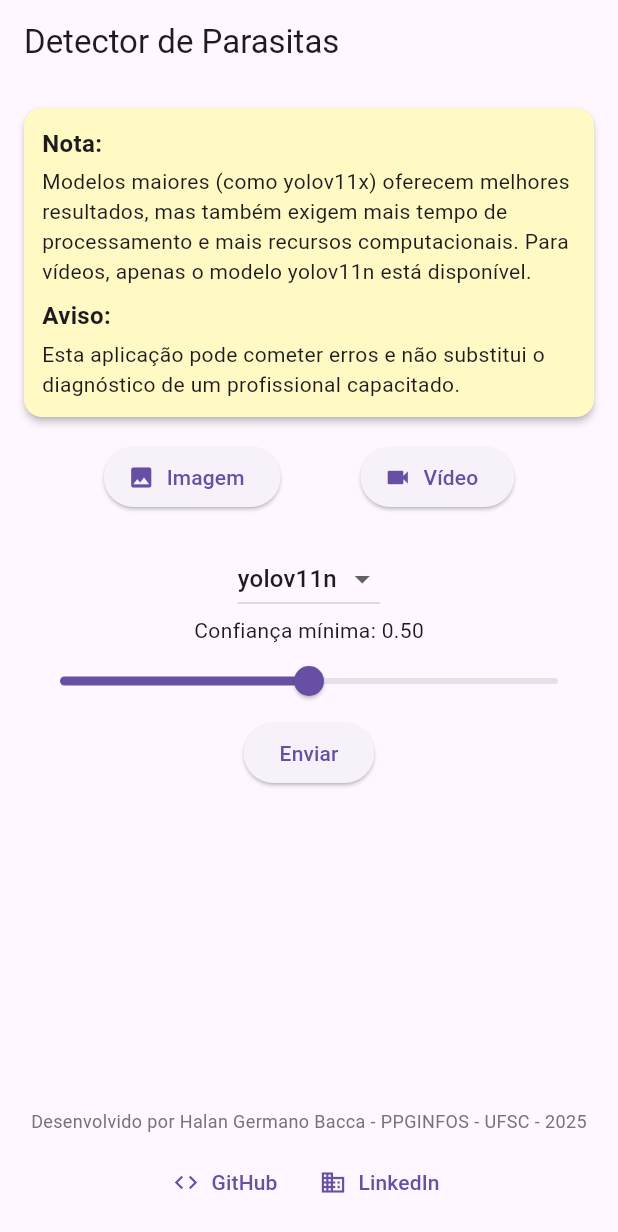
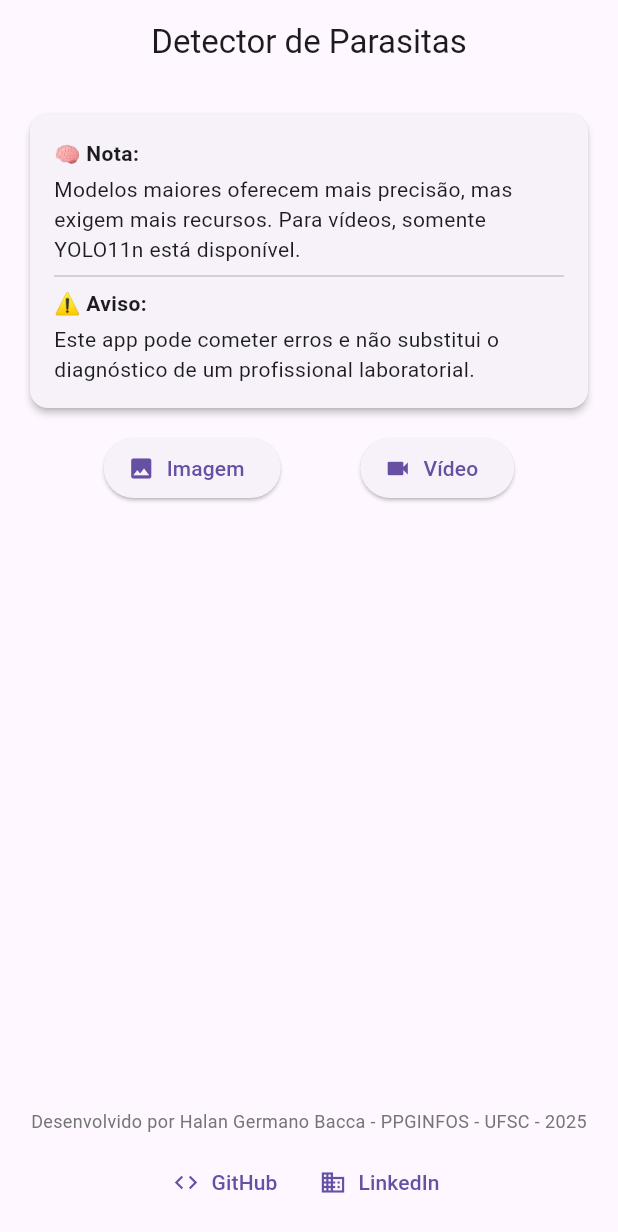
Before and after one commit to halangbacca/parasite-detector-mobile, a Flutter app: the screen it shows after launch, on a phone screen of 412 x 824 dp. Shown: the top 1232 px of the screen. Run offline on Flutter 3.47's test engine with Material 3 defaults, Android fonts, the phone set to English and light mode, and no system bars; our stand-ins replace dio, image_picker.

Commit message:
Melhoras na interface

```diff
--- a/lib/main.dart
+++ b/lib/main.dart
@@ -15,6 +15,9 @@ class MyApp extends StatelessWidget {
   Widget build(BuildContext context) {
     return MaterialApp(
       debugShowCheckedModeBanner: false,
+      theme: ThemeData.light(),
+      darkTheme: ThemeData.dark(),
+      themeMode: ThemeMode.system,
       home: SplashScreen(),
     );
   }
@@ -52,7 +55,8 @@ class _SplashScreenState extends State<SplashScreen> {
               style: TextStyle(
                 fontSize: 20,
                 color: Colors.white,
-                  fontWeight: FontWeight.bold),
+                fontWeight: FontWeight.bold,
+              ),
             ),
           ],
         ),
@@ -76,21 +80,18 @@ class _UploadScreenState extends State<UploadScreen> {
   Map<String, int> _detectionsCount = {};
   String? _csvUrl;
   String? _pdfUrl;
-  String _selectedModel = 'yolov11n';
+  String _selectedModel = 'YOLO11n';
   final List<String> _modelOptions = [
-    'yolov11n',
-    'yolov11s',
-    'yolov11m',
-    'yolov11l',
-    'yolov11x'
+    'YOLO11n',
+    'YOLO11s',
+    'YOLO11m',
+    'YOLO11l',
+    'YOLO11x'
   ];
   WebSocketChannel? _channel;
   final String backendIp = '192.168.1.101';
 
-  String fixUrl(String? url) {
-    if (url == null) return '';
-    return url.replaceAll("localhost", backendIp);
-  }
+  String fixUrl(String? url) => url?.replaceAll("localhost", backendIp) ?? '';
 
   Future<void> _pickMedia(bool isVideo) async {
     final picked = isVideo
@@ -100,7 +101,7 @@ class _UploadScreenState extends State<UploadScreen> {
       setState(() {
         _file = File(picked.path);
         _isVideo = isVideo;
-        _selectedModel = 'yolov11n';
+        _selectedModel = 'YOLO11n';
         _processedUrl = null;
         _detectionsCount.clear();
         _csvUrl = null;
@@ -169,7 +170,6 @@ class _UploadScreenState extends State<UploadScreen> {
     if (!await launchUrl(
       uri,
       mode: LaunchMode.inAppBrowserView,
-      webViewConfiguration: const WebViewConfiguration(enableJavaScript: true),
     )) {
       ScaffoldMessenger.of(context).showSnackBar(
         SnackBar(content: Text('Não foi possível abrir o link: $url')),
@@ -186,43 +186,68 @@ class _UploadScreenState extends State<UploadScreen> {
   @override
   Widget build(BuildContext context) {
     return Scaffold(
-      appBar: AppBar(title: Text('Detector de Parasitas')),
+      appBar: AppBar(title: Text('Detector de Parasitas'), centerTitle: true),
       body: SingleChildScrollView(
-        padding: const EdgeInsets.all(16.0),
+        padding: const EdgeInsets.all(16),
         child: Column(
-          crossAxisAlignment: CrossAxisAlignment.center,
           children: [
-            Card(
-              color: Colors.yellow[100],
-              elevation: 2,
-              margin: EdgeInsets.only(bottom: 16),
-              child: Padding(
-                padding: const EdgeInsets.all(12.0),
-                child: Column(
-                  crossAxisAlignment: CrossAxisAlignment.start,
-                  children: [
-                    Text('Nota:',
-                        style: TextStyle(
-                            fontWeight: FontWeight.bold, fontSize: 16)),
-                    SizedBox(height: 4),
+            _buildInfoCard(),
+            SizedBox(height: 12),
+            _buildUploadButtons(),
+            if (_file != null) ...[
+              SizedBox(height: 10),
               Text(
-                      'Modelos maiores (como yolov11x) oferecem melhores resultados, mas também exigem mais tempo de processamento e mais recursos computacionais. Para vídeos, apenas o modelo yolov11n está disponível.',
-                      style: TextStyle(fontSize: 14),
+                'Selecionado: ${_file!.path.split("/").last}',
+                style: Theme.of(context).textTheme.bodyMedium,
               ),
               SizedBox(height: 8),
-                    Text('Aviso:',
-                        style: TextStyle(
-                            fontWeight: FontWeight.bold, fontSize: 16)),
-                    SizedBox(height: 4),
-                    Text(
-                      'Esta aplicação pode cometer erros e não substitui o diagnóstico de um profissional capacitado.',
-                      style: TextStyle(fontSize: 14),
+              _buildModelDropdown(),
+              _buildConfidenceSlider(),
+              SizedBox(height: 10),
+              ElevatedButton.icon(
+                icon: Icon(Icons.cloud_upload),
+                label: Text('Enviar'),
+                onPressed: _uploadFile,
               ),
+            ],
+            if (_loading) _buildProgressSection(),
+            if (_processedUrl != null) _buildResultSection(),
+            if (_detectionsCount.isNotEmpty) _buildDetectionsList(),
+            if (_csvUrl != null || _pdfUrl != null) _buildReportsButtons(),
           ],
         ),
       ),
+      bottomNavigationBar: _buildFooter(),
+    );
+  }
+
+  Widget _buildInfoCard() {
+    return Card(
+      shape: RoundedRectangleBorder(borderRadius: BorderRadius.circular(12)),
+      elevation: 2,
+      child: Padding(
+        padding: const EdgeInsets.all(16),
+        child: Column(
+          crossAxisAlignment: CrossAxisAlignment.start,
+          children: const [
+            Text('🧠 Nota:', style: TextStyle(fontWeight: FontWeight.bold)),
+            SizedBox(height: 4),
+            Text(
+              'Modelos maiores oferecem mais precisão, mas exigem mais recursos. Para vídeos, somente YOLO11n está disponível.',
             ),
-            Row(
+            Divider(),
+            Text('⚠️ Aviso:', style: TextStyle(fontWeight: FontWeight.bold)),
+            SizedBox(height: 4),
+            Text(
+                'Este app pode cometer erros e não substitui o diagnóstico de um profissional laboratorial.'),
+          ],
+        ),
+      ),
+    );
+  }
+
+  Widget _buildUploadButtons() {
+    return Row(
       mainAxisAlignment: MainAxisAlignment.spaceEvenly,
       children: [
         ElevatedButton.icon(
@@ -236,25 +261,29 @@ class _UploadScreenState extends State<UploadScreen> {
           onPressed: () => _pickMedia(true),
         ),
       ],
-            ),
-            SizedBox(height: 10),
-            _file != null
-                ? Text('Arquivo selecionado: ${_file!.path.split("/").last}')
-                : Container(),
-            SizedBox(height: 10),
-            DropdownButton<String>(
+    );
+  }
+
+  Widget _buildModelDropdown() {
+    return DropdownButton<String>(
       value: _selectedModel,
+      isExpanded: true,
       items: _modelOptions.map((String model) {
         return DropdownMenuItem<String>(
           value: model,
           child: Text(model),
-                  enabled: _isVideo ? model == 'yolov11n' : true,
+          enabled: _isVideo ? model == 'YOLO11n' : true,
         );
       }).toList(),
-              onChanged: (String? newValue) {
-                setState(() => _selectedModel = newValue!);
-              },
-            ),
+      onChanged: (String? newValue) =>
+          setState(() => _selectedModel = newValue!),
+    );
+  }
+
+  Widget _buildConfidenceSlider() {
+    return Column(
+      crossAxisAlignment: CrossAxisAlignment.start,
+      children: [
         Text('Confiança mínima: ${_threshold.toStringAsFixed(2)}'),
         Slider(
           value: _threshold,
@@ -264,20 +293,25 @@ class _UploadScreenState extends State<UploadScreen> {
           label: _threshold.toStringAsFixed(2),
           onChanged: (value) => setState(() => _threshold = value),
         ),
-            ElevatedButton(
-              onPressed: _uploadFile,
-              child: Text('Enviar'),
-            ),
-            if (_loading) ...[
+      ],
+    );
+  }
+
+  Widget _buildProgressSection() {
+    return Column(
+      children: [
         SizedBox(height: 20),
         Text(_isVideo ? 'Processando vídeo...' : 'Processando imagem...'),
         SizedBox(height: 10),
         LinearProgressIndicator(value: _progress / 100),
         SizedBox(height: 10),
-              Text('$_progress%')
+        Text('$_progress%'),
       ],
-            if (_processedUrl != null)
-              Column(
+    );
+  }
+
+  Widget _buildResultSection() {
+    return Column(
       children: [
         SizedBox(height: 20),
         Text('Arquivo Processado:'),
@@ -289,24 +323,27 @@ class _UploadScreenState extends State<UploadScreen> {
               )
             : Image.network(_processedUrl!, height: 200),
       ],
-              ),
-            if (_detectionsCount.isNotEmpty)
-              Column(
+    );
+  }
+
+  Widget _buildDetectionsList() {
+    return Column(
       crossAxisAlignment: CrossAxisAlignment.start,
       children: [
         SizedBox(height: 20),
         Text('Ovos Detectados:',
-                      style:
-                          TextStyle(fontSize: 18, fontWeight: FontWeight.bold)),
-                  ..._detectionsCount.entries.map((entry) => Padding(
-                        padding: const EdgeInsets.symmetric(vertical: 4),
-                        child: Text('${entry.key}: ${entry.value}',
-                            style: TextStyle(fontSize: 16)),
+            style: TextStyle(fontSize: 18, fontWeight: FontWeight.bold)),
+        ..._detectionsCount.entries.map((entry) => ListTile(
+              leading: Icon(Icons.bug_report),
+              title: Text(entry.key),
+              trailing: Text(entry.value.toString()),
             )),
       ],
-              ),
-            if (_csvUrl != null || _pdfUrl != null)
-              Column(
+    );
+  }
+
+  Widget _buildReportsButtons() {
+    return Column(
       children: [
         SizedBox(height: 20),
         Text('Relatórios:'),
@@ -323,11 +360,11 @@ class _UploadScreenState extends State<UploadScreen> {
             onPressed: () => _abrirUrl(_pdfUrl!),
           ),
       ],
-              ),
-          ],
-        ),
-      ),
-      bottomNavigationBar: Padding(
+    );
+  }
+
+  Widget _buildFooter() {
+    return Padding(
       padding: const EdgeInsets.all(12.0),
       child: Column(
         mainAxisSize: MainAxisSize.min,
@@ -356,7 +393,6 @@ class _UploadScreenState extends State<UploadScreen> {
           ),
         ],
       ),
-      ),
     );
   }
 }
```
Also changed, not shown: 4 other files. Lines whose indentation alone changed are shown as unchanged.
